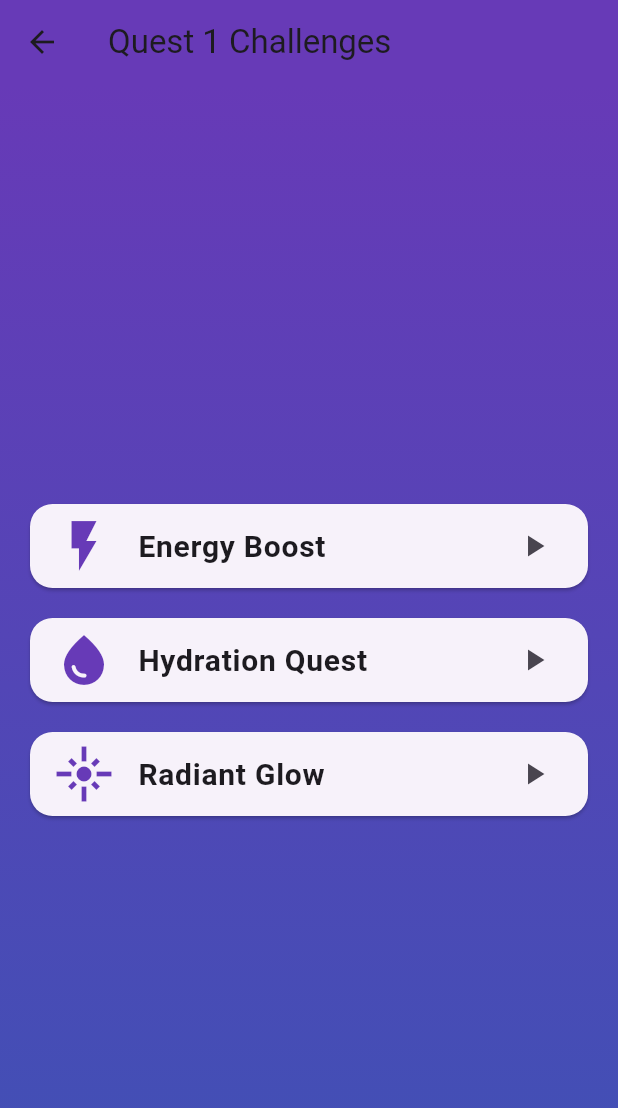
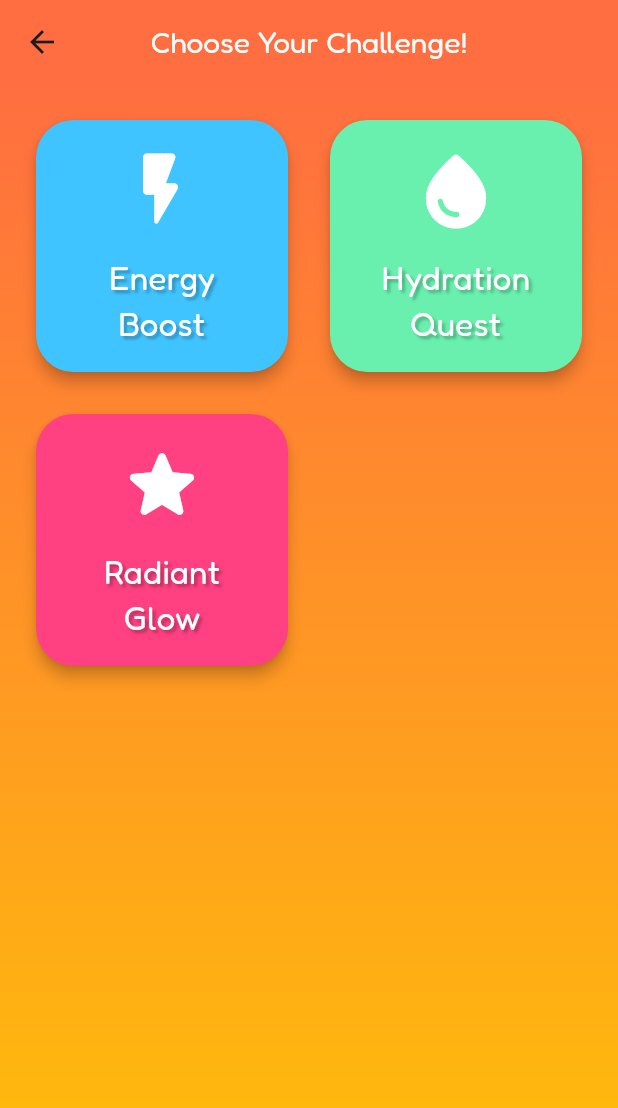
Before and after one commit to marietta-a/glow-quest, a Flutter app: the SubQuestSelectionView screen opened by its route, on a phone screen of 412 x 824 dp. Shown: the top 1108 px of the screen. Run offline on Flutter 3.47's test engine with Material 3 defaults, Android fonts, the phone set to English and light mode, and no system bars; our stand-ins replace get, google_fonts; missing offline and left inert: flame.

```diff
--- a/lib/presentation/sub_quest_selection/sub_quest_selection_view.dart
+++ b/lib/presentation/sub_quest_selection/sub_quest_selection_view.dart
@@ -1,5 +1,6 @@
 import 'package:flutter/material.dart';
-import 'package:get/get.dart'; // Make sure this view exists
+import 'package:get/get.dart';
+import 'package:google_fonts/google_fonts.dart'; // Import the google_fonts package
 
 class SubQuestSelectionView extends StatelessWidget {
   final int questId;
@@ -10,60 +11,123 @@ class SubQuestSelectionView extends StatelessWidget {
   Widget build(BuildContext context) {
     return Scaffold(
       appBar: AppBar(
-        title: Text('Quest $questId Challenges'),
-        backgroundColor: Colors.deepPurple,
+        title: Text(
+          'Choose Your Challenge!',
+          style: GoogleFonts.fredoka(fontSize: 20, color: Colors.white),
         ),
-      body: Container(
+        backgroundColor: Colors.deepOrangeAccent,
+        elevation: 0,
+        centerTitle: true,
+      ),
+      body: Align(
+        alignment: Alignment.center,
+        child: Container(
+        alignment: Alignment.center,
+        // A more vibrant and fun gradient background
         decoration: const BoxDecoration(
           gradient: LinearGradient(
             begin: Alignment.topCenter,
             end: Alignment.bottomCenter,
-            colors: [Colors.deepPurple, Colors.indigo],
+            colors: [Colors.deepOrangeAccent, Colors.amber],
           ),
         ),
-        child: Center(
-          child: Column(
-            mainAxisAlignment: MainAxisAlignment.center,
+        // Using a GridView to create square cards
+        child: GridView.count(
+          crossAxisCount: 2, // 2 cards per row
+          padding: const EdgeInsets.all(20.0),
+          mainAxisSpacing: 20.0,
+          crossAxisSpacing: 20.0,
+
           children: [
             _buildSubQuestCard(
-                title: 'Energy Boost',
-                icon: Icons.flash_on,
+              title: 'Energy\nBoost',
+              icon: Icons.flash_on_rounded,
+              color: Colors.lightBlueAccent,
               onTap: () {
                 Get.toNamed("/home/quest_one/energy_boost");
               },
             ),
             _buildSubQuestCard(
-                title: 'Hydration Quest',
-                icon: Icons.water_drop,
+              title: 'Hydration\nQuest',
+              icon: Icons.water_drop_rounded,
+              color: Colors.greenAccent,
               onTap: () {
-                  // TODO: Navigate to your Hydration game view
-                  Get.snackbar('Coming Soon', 'Hydration Quest is under development!');
+                // Fun and friendly snackbar message
+                Get.snackbar(
+                  'Oh no!',
+                  'This adventure is still being mapped out. Check back soon!',
+                  snackPosition: SnackPosition.BOTTOM,
+                  backgroundColor: Colors.black54,
+                  colorText: Colors.white,
+                );
               },
             ),
             _buildSubQuestCard(
-                title: 'Radiant Glow',
-                icon: Icons.flare,
+              title: 'Radiant\nGlow',
+              icon: Icons.star_rounded, // A friendlier icon
+              color: Colors.pinkAccent,
               onTap: () {
-                  // TODO: Navigate to your Radiant Glow game view
-                  Get.snackbar('Coming Soon', 'Radiant Glow Quest is under development!');
+                Get.snackbar(
+                  'Not Yet!',
+                  'The treasure for this quest is hidden for now. Try later!',
+                  snackPosition: SnackPosition.BOTTOM,
+                  backgroundColor: Colors.black54,
+                  colorText: Colors.white,
+                );
               },
             ),
           ],
         ),
       ),
-      ),
+      )
     );
   }
 
-  Widget _buildSubQuestCard({required String title, required IconData icon, required VoidCallback onTap}) {
-    return Card(
-      margin: const EdgeInsets.symmetric(horizontal: 20, vertical: 10),
-      shape: RoundedRectangleBorder(borderRadius: BorderRadius.circular(15)),
-      child: ListTile(
-        leading: Icon(icon, size: 40, color: Colors.deepPurple),
-        title: Text(title, style: const TextStyle(fontSize: 20, fontWeight: FontWeight.bold)),
-        trailing: const Icon(Icons.play_arrow),
+  /// A widget that builds a fun, colorful, and square quest card.
+  Widget _buildSubQuestCard({
+    required String title,
+    required IconData icon,
+    required Color color,
+    required VoidCallback onTap,
+  }) {
+    return InkWell(
       onTap: onTap,
+      borderRadius: BorderRadius.circular(25.0), // For a nice ripple effect
+      child: Card(
+        elevation: 4.0,
+        color: color,
+        shape: RoundedRectangleBorder(
+          borderRadius: BorderRadius.circular(25.0),
+        ),
+        child: Flexible(
+          child: Column(
+          mainAxisAlignment: MainAxisAlignment.center,
+          crossAxisAlignment: CrossAxisAlignment.center,
+          children: [
+            Icon(
+              icon,
+              size: 60, // Bigger icon for more visual impact
+              color: Colors.white,
+            ),
+            const SizedBox(height: 12),
+            Text(
+              title,
+              textAlign: TextAlign.center,
+              style: GoogleFonts.fredoka( // Using our fun font
+                fontSize: 22,
+                color: Colors.white,
+                shadows: [
+                  Shadow(
+                    blurRadius: 2.0,
+                    color: Colors.black.withOpacity(0.3),
+                    offset: const Offset(2, 2),
+                  ),
+                ],
+              ),
+            ),
+          ],
+        )
+        ),
       ),
     );
   }
--- a/pubspec.yaml
+++ b/pubspec.yaml
@@ -12,6 +12,7 @@ dependencies:
   get: ^4.7.2
   flame: ^1.32.0
   audioplayers: ^6.5.1
+  google_fonts: ^6.3.2
 
 dev_dependencies:
   flutter_test:
```
Also changed, not shown: lib/presentation/quest_one/quest_one_view.dart (+172 -63 lines), pubspec.lock. Lines whose indentation alone changed are shown as unchanged.
